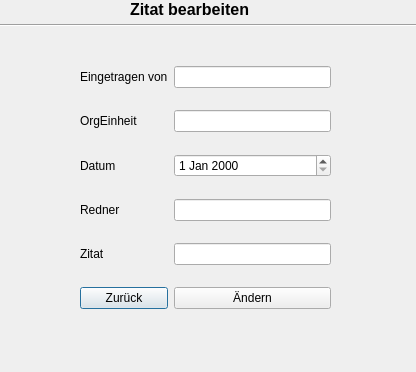
This is ZitatErfassung/frmzitataendern.ui in TrialAnd404/MyRepo as Qt 5 draws it before an edit. The edited form follows.
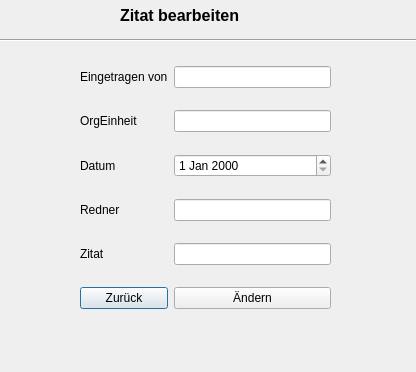
This is the edited form.

```diff
--- a/ZitatErfassung/frmzitataendern.ui
+++ b/ZitatErfassung/frmzitataendern.ui
@@ -93,7 +93,7 @@
    <property name="geometry">
     <rect>
      <x>0</x>
-     <y>15</y>
+     <y>30</y>
      <width>421</width>
      <height>21</height>
     </rect>
@@ -105,10 +105,10 @@
   <widget class="QLabel" name="label">
    <property name="geometry">
     <rect>
-     <x>130</x>
+     <x>120</x>
      <y>0</y>
-     <width>161</width>
-     <height>16</height>
+     <width>181</width>
+     <height>31</height>
     </rect>
    </property>
    <property name="text">
```
